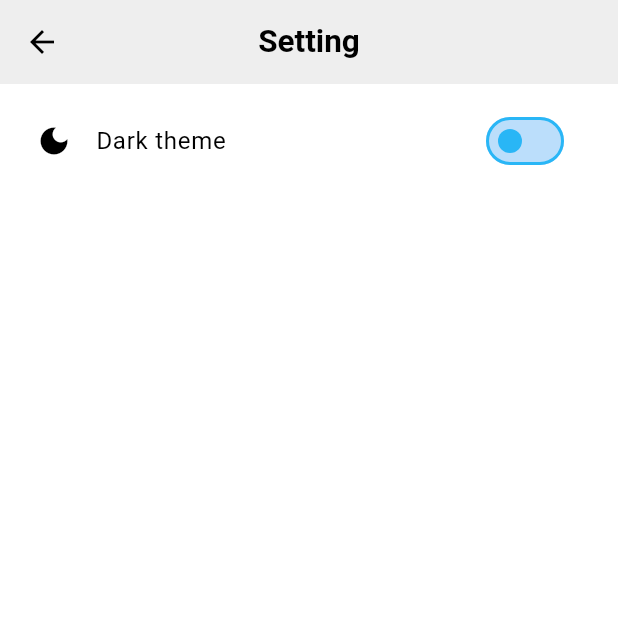
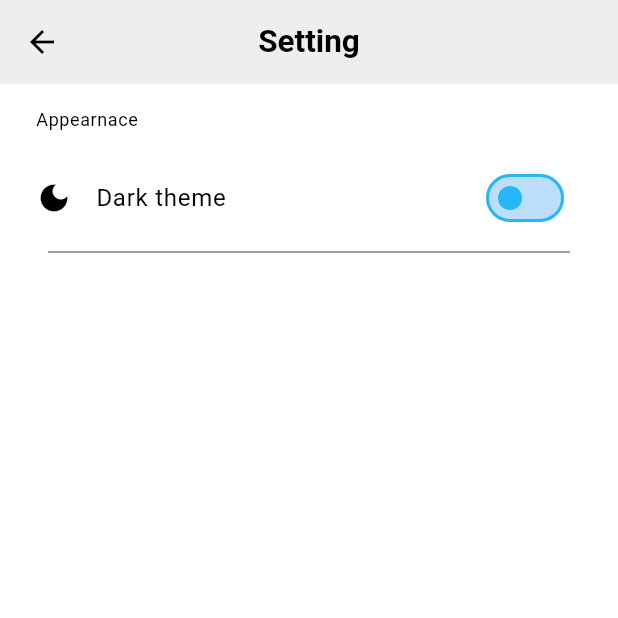
Before and after one commit to NguyenPhuoc03/quick_notes, a Flutter app: the screen it shows after launch, after a tap on the "settings" icon, on a phone screen of 412 x 824 dp, the top half of it. Run offline on Flutter 3.47's test engine with Material 3 defaults, Android fonts, the phone set to English and light mode, and no system bars; our stand-ins replace cloud_firestore, firebase_core, google_fonts, shared_preferences; missing offline and left inert: animated_snack_bar; accounts and stored records are empty.

```diff
--- a/lib/controllers/dark_mode_controllers.dart
+++ b/lib/controllers/dark_mode_controllers.dart
@@ -1,5 +1,5 @@
 import 'package:flutter/material.dart';
-import 'package:quick_notes/styles/theme.dart';
+import 'package:quick_notes/styles/theme_styles.dart';
 import 'package:shared_preferences/shared_preferences.dart';
 
 class DarkModeControllers extends ChangeNotifier {
--- a/lib/styles/style_app.dart
+++ b/lib/styles/notes_colors_styles.dart
@@ -1,6 +1,6 @@
 import 'package:flutter/material.dart';
 
-class AppStyle {
+class StyleNotes {
   static List<Color> cardsColor = [
     Colors.red.shade100,
     Colors.pink.shade100,
--- a/lib/styles/theme.dart
+++ b/lib/styles/theme_styles.dart
@@ -33,7 +33,7 @@ class AppTheme {
         fontWeight: FontWeight.bold,
         fontSize: 21),
     displaySmall: const TextStyle(
-      color: _lightOnPrimaryColor, //Colors.black
+      color: _lightOnPrimaryColor,
       fontSize: 16.0,
     ),
     labelSmall: const TextStyle(
@@ -50,6 +50,12 @@ class AppTheme {
         fontSize: 13.0,
         color: _lightOnPrimaryColor,
         fontWeight: FontWeight.w500), //dateTitle
+    bodyMedium: GoogleFonts.nunito(
+      fontSize: 16.0,
+      color: _lightOnPrimaryColor,
+    ),
+    bodySmall: const TextStyle(
+        fontSize: 12, color: _lightOnPrimaryColor, fontFamily: "Roboto"),
   );
 
 //dark
@@ -77,6 +83,12 @@ class AppTheme {
         fontSize: 13.0,
         color: _darkTextColor,
         fontWeight: FontWeight.w500), //dateTitle
+    bodyMedium: GoogleFonts.nunito(
+        fontSize: 16.0,
+        color: _darkOnPrimaryColor,
+        fontWeight: FontWeight.w500),
+    bodySmall: const TextStyle(
+        fontSize: 12, color: _darkOnPrimaryColor, fontFamily: "Roboto"),
   );
   static final _darkPrimaryColor = Colors.grey.shade600;
   static final Color _darkSecondaryColor = Colors.grey.shade700;
@@ -112,7 +124,7 @@ class AppTheme {
       ),
     ),
     iconTheme: IconThemeData(
-      color:_lightOnPrimaryColor,
+      color: _lightOnPrimaryColor,
     ),
     floatingActionButtonTheme:
         FloatingActionButtonThemeData(backgroundColor: _lightThirdColor),
--- a/lib/views/home_page.dart
+++ b/lib/views/home_page.dart
@@ -36,7 +36,7 @@ class _HomePageState extends State<HomePage> {
               onPressed: () {
                 Navigator.pushNamed(context, "/setting");
               },
-              icon: Icon(
+              icon: const Icon(
                 Icons.settings,
               )),
         ],
@@ -54,10 +54,10 @@ class _HomePageState extends State<HomePage> {
                     return const Center(child: CircularProgressIndicator());
                   }
                   if (notesControllers.notes.isEmpty) {
-                    return Text(
-                      "There's no Notes",
-                      style: GoogleFonts.nunito(
-                        color: Colors.white,
+                    return Center(
+                      child: Text(
+                        "There's no Notes",
+                        style: theme.textTheme.bodyMedium,
                       ),
                     );
                   }
@@ -127,7 +127,9 @@ class _HomePageState extends State<HomePage> {
           Navigator.pushNamed(context, "/createNote");
         },
         //# color (label, icon) in theme.colorScheme.onPrimary
-        label: const Text("Add Note",),
+        label: const Text(
+          "Add Note",
+        ),
         icon: const Icon(
           Icons.add,
         ),
--- a/lib/views/note_detail.dart
+++ b/lib/views/note_detail.dart
@@ -2,7 +2,7 @@ import 'package:animated_snack_bar/animated_snack_bar.dart';
 import 'package:flutter/material.dart';
 import 'package:provider/provider.dart';
 import 'package:quick_notes/controllers/note_controllers.dart';
-import 'package:quick_notes/styles/style_app.dart';
+import 'package:quick_notes/styles/notes_colors_styles.dart';
 import 'package:quick_notes/views/widgets/bottom_sheet_change_color.dart';
 
 import '../models/notes_models.dart';
@@ -34,9 +34,9 @@ class _NoteDetailPageState extends State<NoteDetailPage> {
   Widget build(BuildContext context) {
     final theme = Theme.of(context);
     return Scaffold(
-      backgroundColor: AppStyle.cardsColor[color],
+      backgroundColor: StyleNotes.cardsColor[color],
       appBar: AppBar(
-        backgroundColor: AppStyle.cardsColor[color],
+        backgroundColor: StyleNotes.cardsColor[color],
         elevation: 0.0,
         actions: [
           IconButton(
--- a/lib/views/setting_page.dart
+++ b/lib/views/setting_page.dart
@@ -16,33 +16,44 @@ class _SettingPageState extends State<SettingPage> {
     return Scaffold(
       appBar: AppBar(
         elevation: 0.0,
-          title: Text(
+        title: const Text(
           "Setting",
           //# style: theme.appBarTheme.titleTextStyle,
         ),
       ),
-        body: Consumer<DarkModeControllers>(
-          builder: (BuildContext context, DarkModeControllers notifier,
-              Widget? child) {
-            return Padding(
-              padding: const EdgeInsets.symmetric(horizontal: 8, vertical: 10),
-              child: Column(
-                children: [
+      body: ListView(
+          padding: const EdgeInsets.symmetric(horizontal: 8),
+          children: <Widget>[
+            Padding(
+                padding: const EdgeInsets.all(8.0),
+                child: Padding(
+                  padding: const EdgeInsets.all(8.0),
+                  child: Text(
+                    "Appearnace",
+                    style: theme.textTheme.bodySmall,
+                  ),
+                )),
             ListTile(
               leading: Icon(
                 Icons.dark_mode,
                 color: theme.colorScheme.onTertiary,
               ),
-                    title: Text("Dark theme"),
-                    trailing: Switch(
+              title: const Text("Dark theme"),
+              trailing: Consumer<DarkModeControllers>(builder:
+                  (BuildContext context, DarkModeControllers notifier,
+                      Widget? child) {
+                return Switch(
                   value: notifier.isDark,
                   onChanged: (value) => notifier.toggleSwitch(),
+                );
+              }),
             ),
+            const Divider(
+              thickness: 0.5,
+              indent: 24,
+              endIndent: 24,
             ),
-                ],
-              ),
+          ]),
     );
-          },
-        ));
   }
 }
--- a/lib/views/widgets/note_card.dart
+++ b/lib/views/widgets/note_card.dart
@@ -1,5 +1,5 @@
 import 'package:flutter/material.dart';
-import 'package:quick_notes/styles/style_app.dart';
+import 'package:quick_notes/styles/notes_colors_styles.dart';
 
 import '../../models/notes_models.dart';
 
@@ -20,7 +20,7 @@ class NoteCard extends StatelessWidget {
           padding: const EdgeInsets.all(8.0),
           margin: const EdgeInsets.all(8.0),
           decoration: BoxDecoration(
-            color: AppStyle.cardsColor[note.color],
+            color: StyleNotes.cardsColor[note.color],
             borderRadius: BorderRadius.circular(8.0),
             boxShadow: [
               BoxShadow(
```
Also changed, not shown: lib/utils/date_utils.dart (added, +27 -0 lines), lib/views/note_create.dart (+6 -5 lines), lib/views/widgets/bottom_sheet_change_color.dart (+4 -4 lines). Lines whose indentation alone changed are shown as unchanged.
